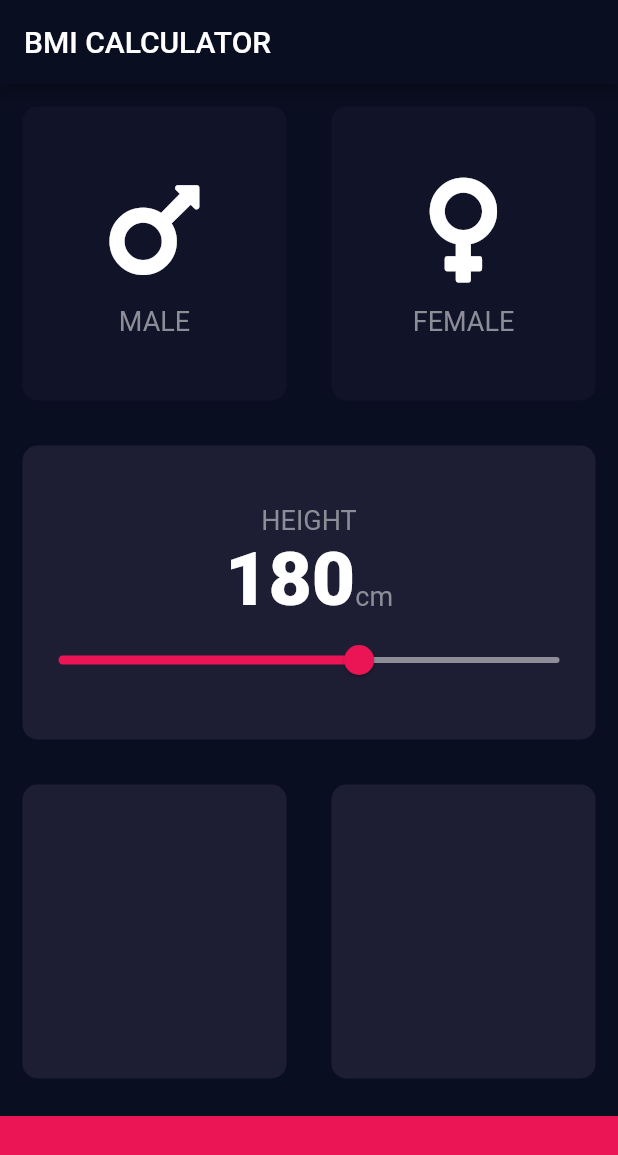
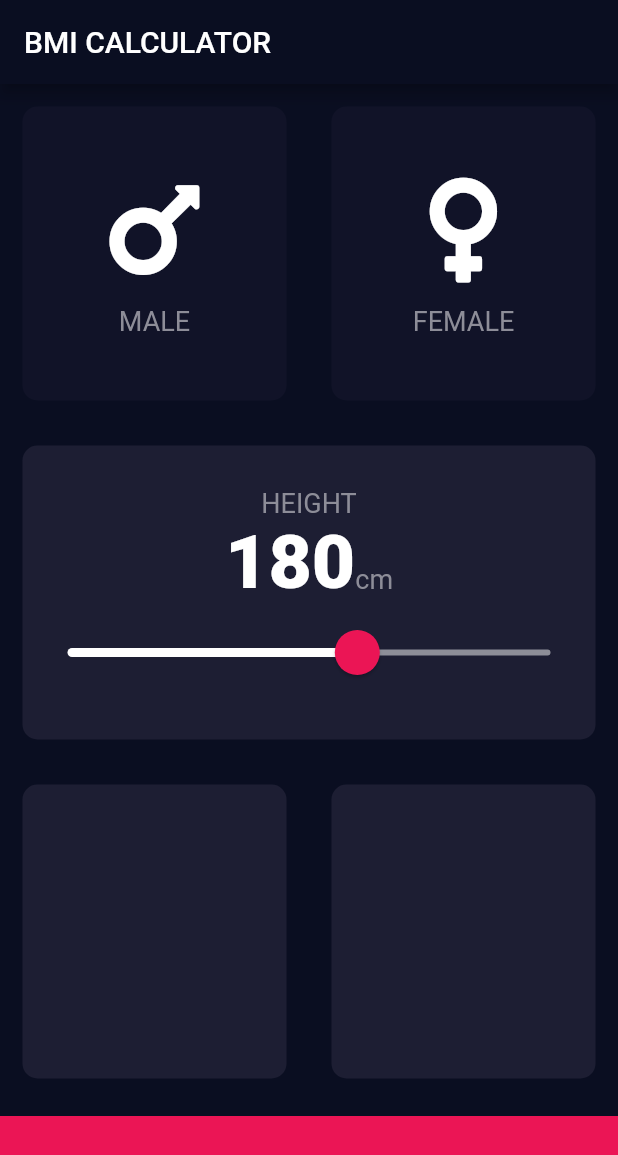
Before and after one commit to katratzi/bmi-flutter, a Flutter app: the screen it shows after launch, on a phone screen of 412 x 824 dp. Shown: the top 1155 px of the screen. Run offline on Flutter 3.47's test engine with Material 2 defaults, Android fonts, the phone set to English and light mode, and no system bars; our stand-ins replace font_awesome_flutter.

Commit message:
themed the slider using a SliderTheme widget and .of fixed my gitconfig so this should go with the right username :(

```diff
--- a/lib/input_page.dart
+++ b/lib/input_page.dart
@@ -65,9 +65,6 @@ class _InputPageState extends State<InputPage> {
             cardChild: Column(
               mainAxisAlignment: MainAxisAlignment.center,
               children: <Widget>[
-                SizedBox(
-                  height: 10,
-                ),
                 Text(
                   'HEIGHT',
                   style: klabelTextStyle,
@@ -81,17 +78,25 @@ class _InputPageState extends State<InputPage> {
                     Text('cm', style: klabelTextStyle),
                   ],
                 ),
-                Slider(
+                SliderTheme(
+                  data: SliderTheme.of(context).copyWith(
+                    inactiveTrackColor: Color(0xff8d8e98),
+                    activeTrackColor: Colors.white,
+                    thumbColor: Color(0xffeb1555),
+                    overlayColor: Color(0x29eb1555),
+                    thumbShape: RoundSliderThumbShape(enabledThumbRadius: 15.0),
+                    overlayShape: RoundSliderOverlayShape(overlayRadius: 30.0),
+                  ),
+                  child: Slider(
                     value: height.toDouble(),
                     min: 120.0,
                     max: 220.0,
-                  activeColor: Color(0xffeb1555),
-                  inactiveColor: Color(0xff8d8e98),
                     onChanged: (double newValue) {
                       setState(() {
                         height = newValue.round();
                       });
                     },
+                  ),
                 )
               ],
             ),
```
Lines whose indentation alone changed are shown as unchanged.
